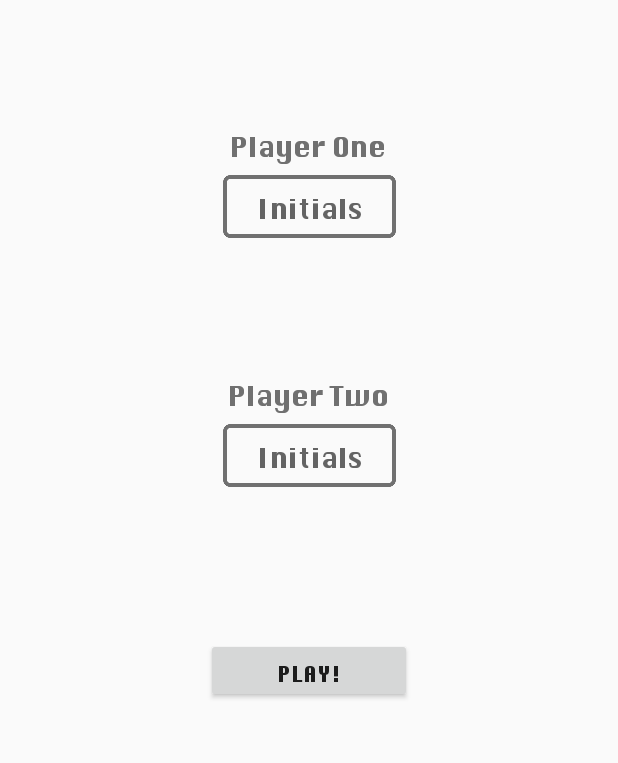
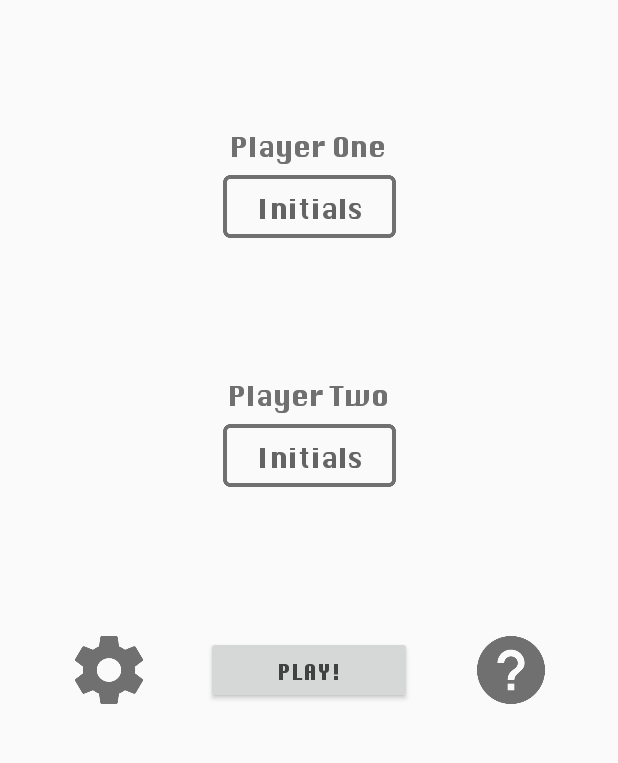
Before and after one commit to adawizi/DotsandBoxes-CMSC475, an Android app: the screen it shows after launch (Home), on a phone screen of 412 x 824 dp, the part 268-1031 px from its top. Run offline under Robolectric (Android 15) with nearby library versions, the light colour scheme and no system bars.

Commit message:
add settings and help button in the home page

```diff
--- a/DotsBoxes/app/src/main/res/layout/activity_home.xml
+++ b/DotsBoxes/app/src/main/res/layout/activity_home.xml
@@ -9,8 +9,9 @@
     <Button
         android:id="@+id/button"
         android:layout_width="137dp"
-        android:layout_height="43dp"
+        android:layout_height="45dp"
         android:text="Play!"
+        android:textColor="@color/cardview_dark_background"
         app:layout_constraintBottom_toBottomOf="parent"
         app:layout_constraintEnd_toEndOf="parent"
         app:layout_constraintStart_toStartOf="parent"
@@ -94,4 +95,28 @@
         app:layout_constraintTop_toTopOf="parent"
         app:layout_constraintVertical_bias="0.536" />
 
+    <Button
+        android:id="@+id/settings"
+        android:layout_width="45dp"
+        android:layout_height="45dp"
+        android:background="@drawable/settings"
+        app:layout_constraintBottom_toBottomOf="parent"
+        app:layout_constraintEnd_toEndOf="parent"
+        app:layout_constraintHorizontal_bias="0.136"
+        app:layout_constraintStart_toStartOf="parent"
+        app:layout_constraintTop_toTopOf="parent"
+        app:layout_constraintVertical_bias="0.774" />
+
+    <Button
+        android:id="@+id/help"
+        android:layout_width="45dp"
+        android:layout_height="45dp"
+        android:background="@drawable/help"
+        app:layout_constraintBottom_toBottomOf="parent"
+        app:layout_constraintEnd_toEndOf="parent"
+        app:layout_constraintHorizontal_bias="0.868"
+        app:layout_constraintStart_toStartOf="parent"
+        app:layout_constraintTop_toTopOf="parent"
+        app:layout_constraintVertical_bias="0.774" />
+
 </androidx.constraintlayout.widget.ConstraintLayout>
```
Also changed, not shown: DotsBoxes/app/src/main/res/drawable/help.png (added), DotsBoxes/app/src/main/res/drawable/settings.png (added).
